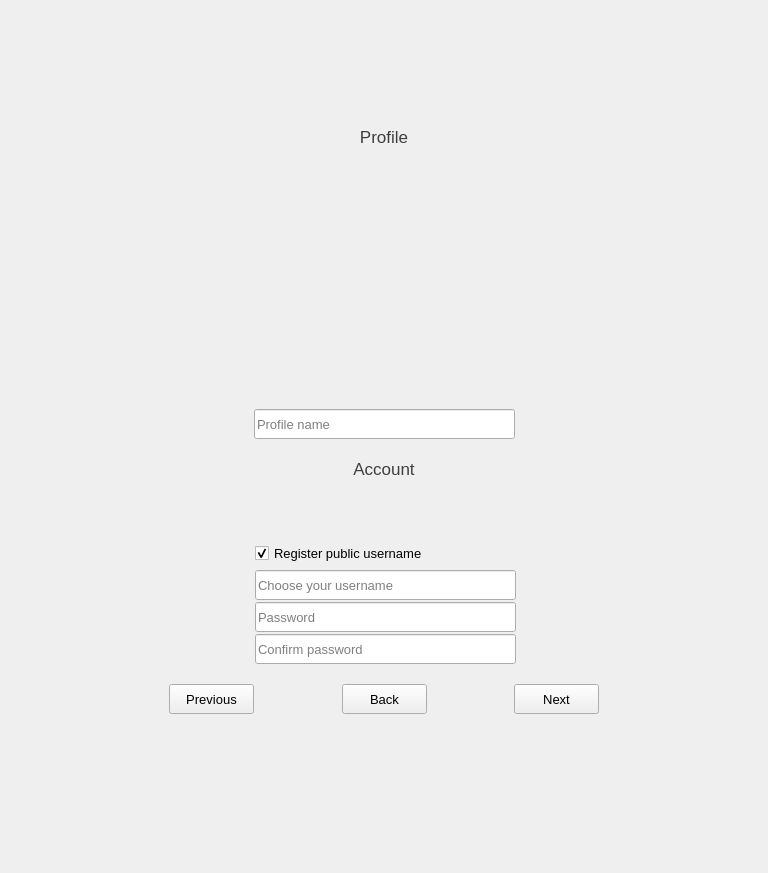
The window that newwizardwidget.ui (savoirfairelinux/jami-client-windows) describes before a commit, drawn with Qt 5.
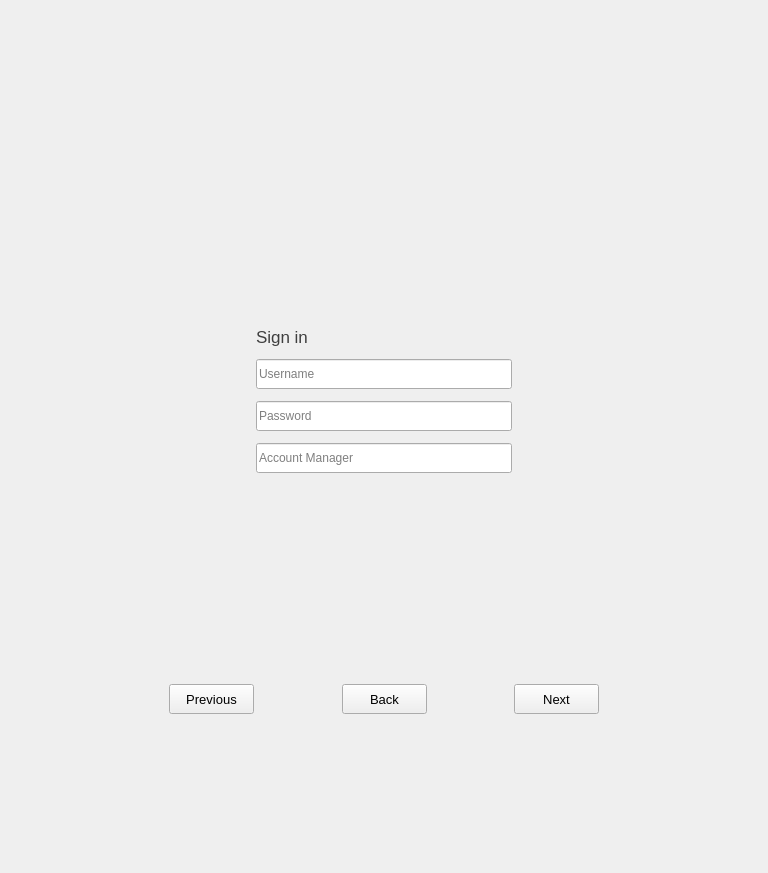
The same window after the commit. Icons and pictures are not drawn. Custom widgets are drawn as their Qt base class.

Commit message:
newwizardwidget: rework account creation
+ Add Connect to Account Manager option
+ Separate import from backup/device

The edit to the form file:
```diff
--- a/newwizardwidget.ui
+++ b/newwizardwidget.ui
@@ -108,7 +108,7 @@
                 <string notr="true"/>
                </property>
                <property name="currentIndex">
-                <number>2</number>
+                <number>4</number>
                </property>
                <widget class="QWidget" name="welcomePage">
                 <layout class="QVBoxLayout" name="verticalLayout_3">
@@ -2233,6 +2233,154 @@
                  </item>
                 </layout>
                </widget>
+               <widget class="QWidget" name="connectToAccountManagerPage">
+                <layout class="QVBoxLayout" name="verticalLayout_8">
+                 <property name="spacing">
+                  <number>0</number>
+                 </property>
+                 <property name="leftMargin">
+                  <number>0</number>
+                 </property>
+                 <property name="topMargin">
+                  <number>0</number>
+                 </property>
+                 <property name="rightMargin">
+                  <number>0</number>
+                 </property>
+                 <property name="bottomMargin">
+                  <number>0</number>
+                 </property>
+                 <item>
+                  <spacer name="verticalSpacer_18">
+                   <property name="orientation">
+                    <enum>Qt::Vertical</enum>
+                   </property>
+                   <property name="sizeHint" stdset="0">
+                    <size>
+                     <width>20</width>
+                     <height>40</height>
+                    </size>
+                   </property>
+                  </spacer>
+                 </item>
+                 <item>
+                  <layout class="QVBoxLayout" name="verticalLayout_15">
+                   <property name="spacing">
+                    <number>12</number>
+                   </property>
+                   <property name="topMargin">
+                    <number>0</number>
+                   </property>
+                   <item alignment="Qt::AlignHCenter">
+                    <widget class="QLabel" name="SignInLabel">
+                     <property name="minimumSize">
+                      <size>
+                       <width>256</width>
+                       <height>0</height>
+                      </size>
+                     </property>
+                     <property name="maximumSize">
+                      <size>
+                       <width>256</width>
+                       <height>16777215</height>
+                      </size>
+                     </property>
+                     <property name="font">
+                      <font>
+                       <pointsize>13</pointsize>
+                      </font>
+                     </property>
+                     <property name="styleSheet">
+                      <string notr="true">color: rgb(63, 63, 63)</string>
+                     </property>
+                     <property name="text">
+                      <string>Sign in</string>
+                     </property>
+                    </widget>
+                   </item>
+                   <item alignment="Qt::AlignHCenter">
+                    <widget class="QLineEdit" name="usernameManagerEdit">
+                     <property name="minimumSize">
+                      <size>
+                       <width>256</width>
+                       <height>30</height>
+                      </size>
+                     </property>
+                     <property name="maximumSize">
+                      <size>
+                       <width>256</width>
+                       <height>16777215</height>
+                      </size>
+                     </property>
+                     <property name="text">
+                      <string/>
+                     </property>
+                     <property name="placeholderText">
+                      <string>Username</string>
+                     </property>
+                    </widget>
+                   </item>
+                   <item alignment="Qt::AlignHCenter">
+                    <widget class="QLineEdit" name="passwordManagerEdit">
+                     <property name="minimumSize">
+                      <size>
+                       <width>256</width>
+                       <height>30</height>
+                      </size>
+                     </property>
+                     <property name="maximumSize">
+                      <size>
+                       <width>256</width>
+                       <height>16777215</height>
+                      </size>
+                     </property>
+                     <property name="inputMask">
+                      <string/>
+                     </property>
+                     <property name="echoMode">
+                      <enum>QLineEdit::Password</enum>
+                     </property>
+                     <property name="placeholderText">
+                      <string>Password</string>
+                     </property>
+                    </widget>
+                   </item>
+                   <item alignment="Qt::AlignHCenter">
+                    <widget class="QLineEdit" name="accountManagerEdit">
+                     <property name="minimumSize">
+                      <size>
+                       <width>256</width>
+                       <height>30</height>
+                      </size>
+                     </property>
+                     <property name="maximumSize">
+                      <size>
+                       <width>256</width>
+                       <height>16777215</height>
+                      </size>
+                     </property>
+                     <property name="placeholderText">
+                      <string>Account Manager</string>
+                     </property>
+                    </widget>
+                   </item>
+                  </layout>
+                 </item>
+                 <item>
+                  <spacer name="verticalSpacer_19">
+                   <property name="orientation">
+                    <enum>Qt::Vertical</enum>
+                   </property>
+                   <property name="sizeHint" stdset="0">
+                    <size>
+                     <width>20</width>
+                     <height>40</height>
+                    </size>
+                   </property>
+                  </spacer>
+                 </item>
+                </layout>
+               </widget>
                <widget class="QWidget" name="spinnerPage">
                 <layout class="QVBoxLayout" name="verticalLayout_4">
                  <item>
```
Left out of the diff: 119 changed lines with no effect on the pictures. The commit also changes 3 other files.
